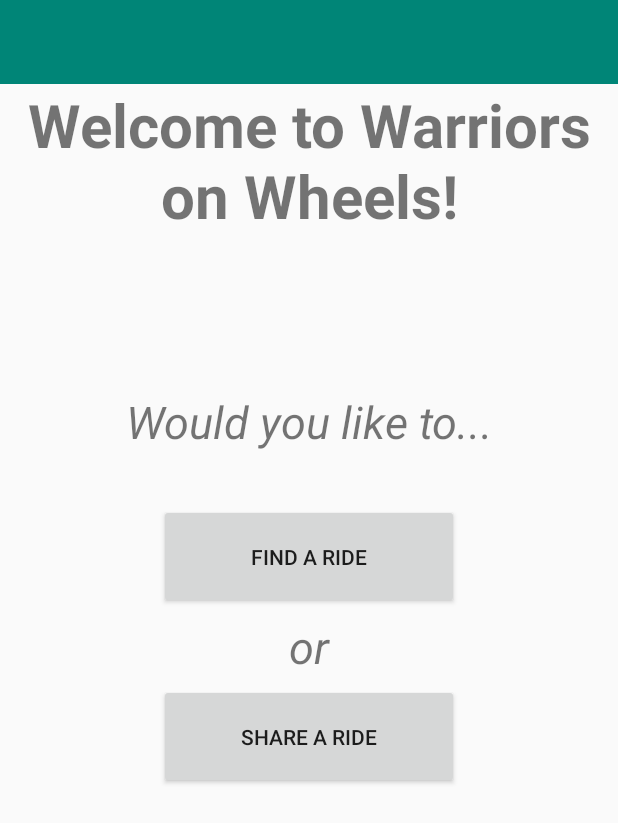
After one commit to WSU-4110/CarpoolingApp, an Android app: the layout homepage.xml on its own in the app's theme, with its tools: preview values and no code run, on a phone screen of 412 x 824 dp. The commit adds this screen. Shown: the top 823 px of the screen. Run offline under Robolectric (Android 15) with nearby library versions, the phone set to English and light mode, and no system bars.

Commit message:
home page layouts

```diff
--- a/WarriorsOnWheels/app/src/main/java/com/example/warriorsonwheels/DriverProfile.java
+++ b/WarriorsOnWheels/app/src/main/java/com/example/warriorsonwheels/DriverProfile.java
@@ -51,7 +51,7 @@ public class DriverProfile extends AppCompatActivity {
             case R.id.carImage:
                 selectImage(DriverProfile.this);
             case R.id.finishDriver:
-                Intent intent1 = new Intent(getApplicationContext(), CreateRide.class);
+                Intent intent1 = new Intent(getApplicationContext(), HomePage.class);
                 startActivity(intent1);
         }
     }
--- a/WarriorsOnWheels/app/src/main/java/com/example/warriorsonwheels/CreateRide.java
+++ b/WarriorsOnWheels/app/src/main/java/com/example/warriorsonwheels/HomePage.java
@@ -9,7 +9,7 @@ import android.widget.LinearLayout;
 import android.widget.TextView;
 import androidx.appcompat.app.AppCompatActivity;
 
-public class CreateRide extends AppCompatActivity{
+public class HomePage extends AppCompatActivity{
 
     @Override
     protected void onCreate(Bundle savedInstanceState) {
--- /dev/null
+++ b/WarriorsOnWheels/app/src/main/res/layout/homepage.xml
@@ -0,0 +1,118 @@
+<?xml version="1.0" encoding="utf-8"?>
+<LinearLayout xmlns:android="http://schemas.android.com/apk/res/android"
+    xmlns:app="http://schemas.android.com/apk/res-auto"
+    xmlns:tools="http://schemas.android.com/tools"
+    android:orientation="vertical" android:layout_width="match_parent"
+    android:layout_height="match_parent">
+
+    <androidx.appcompat.widget.Toolbar
+        android:id="@+id/tbrMain"
+        android:layout_width="match_parent"
+        android:layout_height="wrap_content"
+        android:background="?attr/colorPrimary"
+        android:minHeight="?attr/actionBarSize"
+        android:text="@string/app_name"
+        android:theme="?attr/actionBarTheme" />
+
+    <LinearLayout
+        android:layout_width="match_parent"
+        android:layout_height="100dp"
+        android:orientation="horizontal">
+
+        <TextView
+            android:id="@+id/title"
+            android:layout_width="match_parent"
+            android:layout_height="match_parent"
+            android:layout_gravity="center"
+            android:gravity="center"
+            android:text="Welcome to Warriors on Wheels!"
+            android:textStyle="bold"
+            android:textSize="40dp"/>
+
+    </LinearLayout>
+
+    <LinearLayout
+        android:layout_width="match_parent"
+        android:layout_height="match_parent"
+        android:orientation="vertical">
+
+        <Space
+            android:layout_width="match_parent"
+            android:layout_height="100dp" />
+
+        <LinearLayout
+            android:layout_width="match_parent"
+            android:layout_height="50dp"
+            android:orientation="horizontal">
+
+        <TextView
+            android:id="@+id/chooseOptionText"
+            android:layout_width="wrap_content"
+            android:layout_height="wrap_content"
+            android:layout_weight="1"
+            android:layout_gravity="center"
+            android:gravity="center"
+            android:text="Would you like to..."
+            android:textStyle="italic"
+            android:textSize="30dp"/>
+
+        </LinearLayout>
+
+        <Space
+            android:layout_width="match_parent"
+            android:layout_height="30dp" />
+
+        <LinearLayout
+            android:layout_width="200dp"
+            android:layout_height="70dp"
+            android:layout_gravity="center"
+            android:gravity="center"
+            android:orientation="horizontal">
+
+        <Button
+            android:id="@+id/findRideButton"
+            android:layout_width="match_parent"
+            android:layout_height="match_parent"
+            android:layout_gravity="center"
+            android:gravity="center"
+            android:layout_weight="1"
+            android:text="Find A Ride" />
+
+        </LinearLayout>
+
+        <LinearLayout
+            android:layout_width="match_parent"
+            android:layout_height="50dp"
+            android:orientation="horizontal" >
+
+            <TextView
+                android:id="@+id/orText"
+                android:layout_width="match_parent"
+                android:layout_height="40dp"
+                android:layout_gravity="center"
+                android:gravity="center"
+                android:text="or"
+                android:textStyle="italic"
+                android:textSize="30dp"/>
+
+        </LinearLayout>
+
+        <LinearLayout
+            android:layout_width="200dp"
+            android:layout_height="70dp"
+            android:layout_gravity="center"
+            android:gravity="center"
+            android:orientation="horizontal">
+
+        <Button
+            android:id="@+id/postRideButton"
+            android:layout_width="match_parent"
+            android:layout_height="match_parent"
+            android:layout_weight="1"
+            android:text="Share a Ride" />
+
+        </LinearLayout>
+
+    </LinearLayout>
+
+</LinearLayout>
--- a/WarriorsOnWheels/app/src/main/res/layout/ridesearch.xml
+++ /dev/null
@@ -1,11 +0,0 @@
-<?xml version="1.0" encoding="utf-8"?>
-<LinearLayout xmlns:android="http://schemas.android.com/apk/res/android"
-    android:orientation="vertical" android:layout_width="match_parent"
-    android:layout_height="match_parent">
-
-    <TextView
-        android:id="@+id/textView2"
-        android:layout_width="match_parent"
-        android:layout_height="wrap_content"
-        android:text="Ride Search Page" />
-</LinearLayout>
--- a/WarriorsOnWheels/build.gradle
+++ b/WarriorsOnWheels/build.gradle
@@ -9,7 +9,7 @@ buildscript {
 
     }
     dependencies {
-        classpath 'com.android.tools.build:gradle:3.5.3'
+        classpath 'com.android.tools.build:gradle:3.6.1'
 
         // NOTE: Do not place your application dependencies here; they belong
         // in the individual module build.gradle files
```
Also changed, not shown: WarriorsOnWheels/gradle/wrapper/gradle-wrapper.properties.
